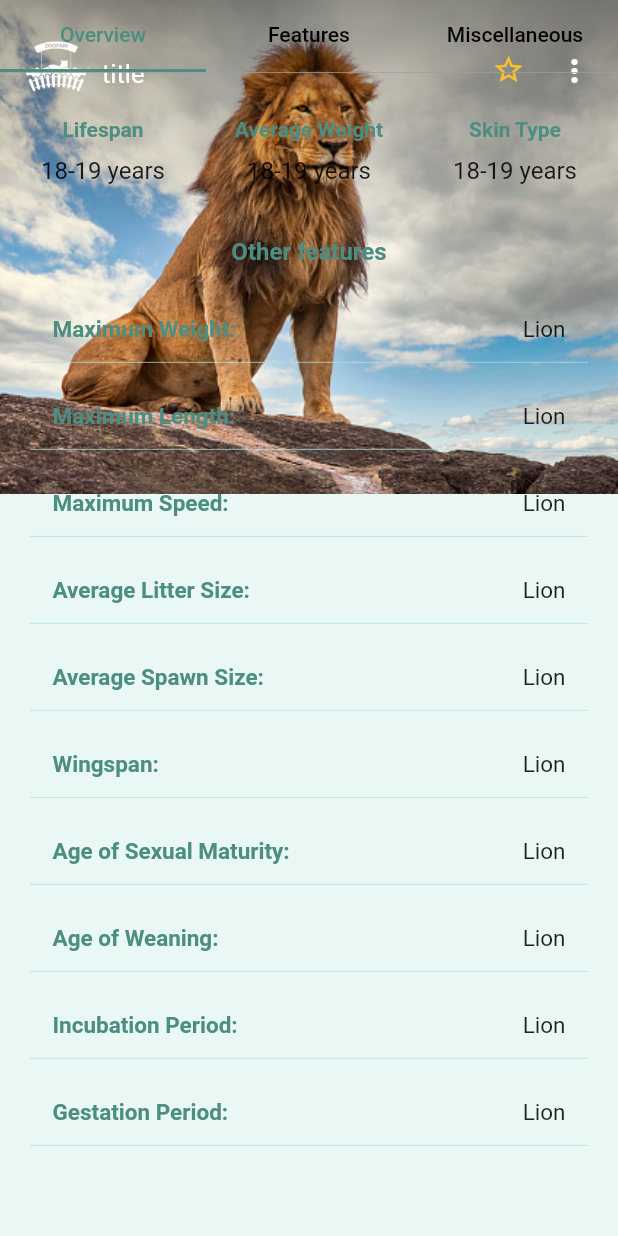
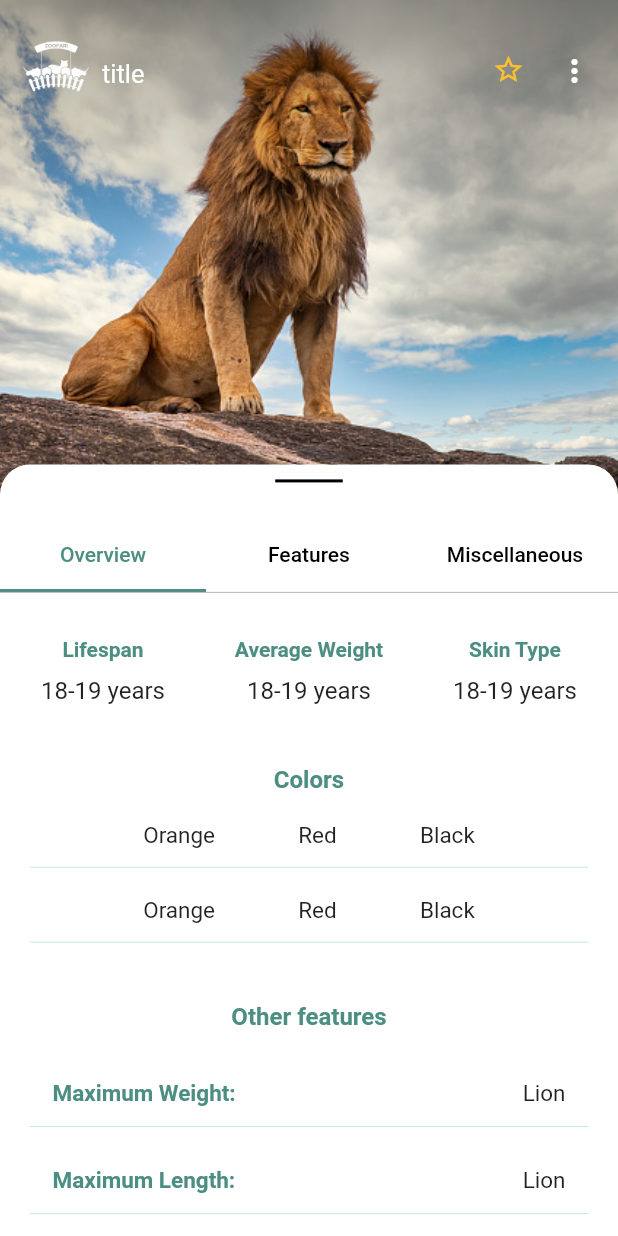
Before and after one commit to NaimaHasan/Zoofari, a Flutter app: the screen it shows after launch, swiped to page 2, on a phone screen of 412 x 824 dp. Run offline on Flutter 3.47's test engine with Material 2 defaults, Android fonts, the phone set to English and light mode, and no system bars; Roboto replaces fonts that are missing (Quicksand).

Commit message:
Added custom drawer. Fixed the glitch in detail drawer. Added color field in detail features. Improved detail overview screen

```diff
--- a/lib/View/Auxiliary/AnimalDetails/DetailDrawer.dart
+++ b/lib/View/Auxiliary/AnimalDetails/DetailDrawer.dart
@@ -1,7 +1,7 @@
-import 'package:bottom_drawer/bottom_drawer.dart';
 import 'package:flutter/material.dart';
 import 'package:zoofari/View/Auxiliary/AnimalDetails/DetailFeatures.dart';
 import 'package:zoofari/View/Auxiliary/AnimalDetails/DetailOverview.dart';
+import 'package:zoofari/View/Auxiliary/Helpers/CustomBottomDrawer.dart';
 
 import 'DetailMiscellaneous.dart';
 
@@ -13,8 +13,15 @@ class DetailDrawer extends StatefulWidget {
 }
 
 class _DetailDrawerState extends State<DetailDrawer> {
-  final BottomDrawerController controller = BottomDrawerController();
+  final CustomBottomDrawerController controller =
+      CustomBottomDrawerController();
   late PageController _pageController;
+  List<ScrollController> scrollControllers = [
+    ScrollController(),
+    ScrollController(),
+    ScrollController(),
+    ScrollController(),
+  ];
 
   @override
   void initState() {
@@ -23,19 +30,16 @@ class _DetailDrawerState extends State<DetailDrawer> {
   }
 
   Widget build(BuildContext context) {
-    return BottomDrawer(
+    return CustomBottomDrawer(
+      scrollControllers: scrollControllers,
+      pageController: _pageController,
       cornerRadius: 20,
       header: Padding(
         padding: EdgeInsets.only(top: 10, bottom: 25),
-        child: GestureDetector(
-          onVerticalDragStart: (_) {
-            controller.open();
-          },
-          child: Container(
-            height: 2,
-            width: 45,
-            color: Colors.black,
-          ),
+        child: Container(
+          height: 2,
+          width: 45,
+          color: Colors.black,
         ),
       ),
       body: DefaultTabController(
@@ -59,7 +63,8 @@ class _DetailDrawerState extends State<DetailDrawer> {
               ),
             ),
             Container(
-              height: MediaQuery.of(context).size.height - 90, //height of TabBarView
+              height: MediaQuery.of(context).size.height -
+                  90, //height of TabBarView
               decoration: BoxDecoration(
                 border: Border(
                   top: BorderSide(color: Colors.grey, width: 0.5),
@@ -69,9 +74,9 @@ class _DetailDrawerState extends State<DetailDrawer> {
                 physics: NeverScrollableScrollPhysics(),
                 controller: _pageController,
                 children: <Widget>[
-                  DetailOverview(),
-                  DetailFeatures(),
-                  DetailMiscellaneous(),
+                  DetailOverview(controller: scrollControllers[0],),
+                  DetailFeatures(controller: scrollControllers[1]),
+                  DetailMiscellaneous(controller: scrollControllers[0]),
                 ],
               ),
             )
--- a/lib/View/Auxiliary/AnimalDetails/DetailFeatures.dart
+++ b/lib/View/Auxiliary/AnimalDetails/DetailFeatures.dart
@@ -2,7 +2,9 @@ import 'package:flutter/material.dart';
 import 'package:zoofari/View/Auxiliary/AnimalDetails/DetailItems.dart';
 
 class DetailFeatures extends StatelessWidget {
-  const DetailFeatures({Key? key}) : super(key: key);
+  const DetailFeatures({required this.controller, Key? key}) : super(key: key);
+  final ScrollController controller;
+
   static List<String> otherFeaturelist = [
     'Maximum Weight:',
     'Maximum Length:',
@@ -21,14 +23,18 @@ class DetailFeatures extends StatelessWidget {
     'Skin Type',
   ];
   static List<String> colorList = [
-    'Orange, ',
-    'Red, ',
+    'Orange',
+    'Red',
+    'Black',
+    'Orange',
+    'Red',
     'Black',
   ];
 
   @override
   Widget build(BuildContext context) {
     return SingleChildScrollView(
+      controller: controller,
       child: Column(
         children: [
           Container(
@@ -78,9 +84,64 @@ class DetailFeatures extends StatelessWidget {
               shrinkWrap: true,
             ),
           ),
-
           Container(
-            height: 35,
+            height: 40,
+          ),
+          Container(
+            height: 30,
+            child: Text(
+              'Colors',
+              style: TextStyle(
+                fontSize: 16,
+                fontWeight: FontWeight.bold,
+                color: Color(0xFF4c8e82),
+              ),
+            ),
+          ),
+          ListView.builder(
+            physics: NeverScrollableScrollPhysics(),
+            padding: EdgeInsets.zero,
+            itemBuilder: (ctx, index) {
+              return Padding(
+                padding: EdgeInsets.symmetric(horizontal: 20, vertical: 4),
+                child: Column(
+                  children: [
+                    Padding(
+                      padding:
+                          EdgeInsets.symmetric(horizontal: 15, vertical: 4),
+                      child: Row(
+                        mainAxisAlignment: MainAxisAlignment.spaceBetween,
+                        children: [
+                          Container(width: 5),
+                          Text(
+                            colorList[index * 3],
+                            style: TextStyle(fontSize: 15),
+                          ),
+                          Text(
+                            colorList[index * 3 + 1],
+                            style: TextStyle(fontSize: 15),
+                          ),
+                          Text(
+                            colorList[index * 3 + 2],
+                            style: TextStyle(fontSize: 15),
+                          ),
+                          Container(width: 5),
+                        ],
+                      ),
+                    ),
+                    Divider(
+                      color: Colors.teal.shade100,
+                      thickness: 0.5,
+                    ),
+                  ],
+                ),
+              );
+            },
+            itemCount: colorList.length ~/ 3,
+            shrinkWrap: true,
+          ),
+          Container(
+            height: 28,
           ),
           Container(
             height: 40,
--- /dev/null
+++ b/lib/View/Auxiliary/Helpers/CustomBottomDrawer.dart
@@ -0,0 +1,315 @@
+import 'package:flutter/gestures.dart';
+import 'package:flutter/material.dart';
+
+/// Created by GP
+/// 2020/11/25.
+
+/// drawer controller.
+class CustomBottomDrawerController {
+  /// open drawer.
+  void open() {
+    _handler?.call(true);
+  }
+
+  /// close drawer.
+  void close() {
+    _handler?.call(false);
+  }
+
+  void Function(bool open)? _handler;
+}
+
+/// bottom drawer.
+class CustomBottomDrawer extends StatefulWidget {
+  CustomBottomDrawer({
+    Key? key,
+    required this.header,
+    required this.body,
+    required this.headerHeight,
+    required this.drawerHeight,
+    this.color = Colors.white,
+    this.cornerRadius = 12,
+    this.boxShadow = const [],
+    this.duration = const Duration(milliseconds: 250),
+    this.followTheBody = true,
+    this.controller,
+    this.callback,
+    required this.scrollControllers,
+    required this.pageController,
+  });
+
+  @override
+  _CustomBottomDrawerState createState() => _CustomBottomDrawerState();
+
+  final List<ScrollController> scrollControllers;
+  final PageController pageController;
+
+  /// drawer header.
+  final Widget header;
+
+  /// drawer body.
+  final Widget body;
+
+  /// drawer header height.
+  final double headerHeight;
+
+  /// drawer total height.
+  final double drawerHeight;
+
+  /// drawer color.
+  final Color color;
+
+  /// drawer corner radius.
+  final double cornerRadius;
+
+  /// drawer animation duration.
+  final Duration duration;
+
+  /// drawer box shadow.
+  final List<BoxShadow> boxShadow;
+
+  /// If configured as true,
+  /// When the drawer is open, the body slides to the top, and then slides down, the drawer will automatically close.
+  /// When the drawer is closed, the body slides up and the drawer will automatically open.
+  final bool followTheBody;
+
+  /// drawer controller.
+  final CustomBottomDrawerController? controller;
+
+  /// drawer status callback.
+  final Function(bool opened)? callback;
+}
+
+class _CustomBottomDrawerState extends State<CustomBottomDrawer>
+    with TickerProviderStateMixin {
+  @override
+  void initState() {
+    super.initState();
+
+    animationController = AnimationController(
+      vsync: this,
+      duration: widget.duration,
+    );
+
+    widget.controller?._handler = (open) {
+      if (open)
+        this.open(false);
+      else
+        this.close(false);
+    };
+  }
+
+  @override
+  void didChangeDependencies() {
+    super.didChangeDependencies();
+    if (mounted) {
+      headerHeight = widget.headerHeight;
+      drawerHeight = widget.drawerHeight;
+      offset = drawerHeight - headerHeight;
+    }
+  }
+
+  @override
+  void dispose() {
+    animationController.dispose();
+    super.dispose();
+  }
+
+  @override
+  Widget build(BuildContext context) {
+    return Container(
+      width: double.infinity,
+      height: double.infinity,
+      alignment: Alignment.bottomCenter,
+      child: buildSlider(),
+    );
+  }
+
+  Widget buildSlider() {
+    offset = offset.clamp(0.0, drawerHeight - headerHeight);
+    return Transform.translate(
+      offset: Offset(0.0, offset),
+      child: RawGestureDetector(
+        gestures: {
+          VerticalDragGestureRecognizer: getRecognizer(),
+        },
+        child: buildDrawer(),
+      ),
+    );
+  }
+
+  GestureRecognizerFactoryWithHandlers<VerticalDragGestureRecognizer>
+      getRecognizer() {
+    return GestureRecognizerFactoryWithHandlers<VerticalDragGestureRecognizer>(
+      _buildVerticalDragGestureRecognizerConstructor,
+      _buildVerticalDragGestureRecognizerInitializer,
+    );
+  }
+
+  VerticalDragGestureRecognizer
+      _buildVerticalDragGestureRecognizerConstructor() {
+    return VerticalDragGestureRecognizer();
+  }
+
+  void _buildVerticalDragGestureRecognizerInitializer(
+      VerticalDragGestureRecognizer gestureRecognizer) {
+    gestureRecognizer
+      ..onStart = onDragStart
+      ..onUpdate = onDragUpdate
+      ..onEnd = onDragEnd;
+  }
+
+  void onDragStart(DragStartDetails details) {
+    lastDrag = details.globalPosition.dy;
+    lastDragOffset = 0;
+    totalDragOffset = 0;
+  }
+
+  void onDragUpdate(DragUpdateDetails details) {
+    lastDragOffset = details.globalPosition.dy - lastDrag;
+    totalDragOffset += lastDragOffset;
+    offset = offset + details.delta.dy;
+    lastDrag = details.globalPosition.dy;
+  }
+
+  void onDragEnd(DragEndDetails details) {
+    if (lastDragOffset < 0) {
+      open();
+    } else if (lastDragOffset > 0) {
+      close();
+    } else {
+      if (totalDragOffset < 0) {
+        open();
+      } else if (totalDragOffset > 0) {
+        close();
+      }
+    }
+  }
+
+  Widget buildDrawer() {
+    return ConstrainedBox(
+      constraints: BoxConstraints(
+        maxHeight: drawerHeight,
+        minHeight: headerHeight,
+      ),
+      child: Container(
+        decoration: BoxDecoration(
+          color: widget.color,
+          borderRadius: BorderRadius.only(
+            topLeft: Radius.circular(widget.cornerRadius),
+            topRight: Radius.circular(widget.cornerRadius),
+          ),
+          boxShadow: widget.boxShadow,
+        ),
+        child: Column(
+          children: [
+            widget.header,
+            Expanded(
+              child: NotificationListener(
+                onNotification: (Notification notification) =>
+                    handleScrollNotification(notification),
+                child: widget.body,
+              ),
+            ),
+          ],
+        ),
+      ),
+    );
+  }
+
+  bool handleScrollNotification(Notification notification) {
+    if (widget.followTheBody)
+      switch (notification.runtimeType) {
+        case ScrollStartNotification:
+          ScrollStartNotification scrollNotification =
+              notification as ScrollStartNotification;
+          ScrollMetrics metrics = scrollNotification.metrics;
+          scrollOffset = metrics.pixels;
+          scrollAtEdge = metrics.atEdge;
+          return true;
+        case ScrollUpdateNotification:
+          ScrollUpdateNotification scrollNotification =
+              notification as ScrollUpdateNotification;
+          ScrollMetrics metrics = scrollNotification.metrics;
+          double pixels = metrics.pixels;
+          double flag = pixels - scrollOffset;
+          if (flag > 0 && !opened) open();
+          return true;
+        case ScrollEndNotification:
+          return true;
+        case OverscrollNotification:
+          OverscrollNotification scrollNotification =
+              notification as OverscrollNotification;
+          ScrollMetrics metrics = scrollNotification.metrics;
+          double pixels = metrics.pixels;
+          double flag = pixels - scrollOffset;
+          if (scrollOffset == 0.0 && flag == 0.0 && scrollAtEdge && opened)
+            close();
+          return true;
+      }
+    return false;
+  }
+
+  void open([bool? callback]) {
+    if (!opened) {
+      double end = 0;
+      double? start = offset;
+      slide(start, end, callback ?? true);
+    }
+  }
+
+  void close([bool? callback]) {
+    //print(widget.pageController.page!.toInt());
+    //print(widget.scrollControllers[widget.pageController.page!.toInt()].offset);
+    if (widget.scrollControllers[widget.pageController.page!.toInt()].offset ==
+        widget.scrollControllers[widget.pageController.page!.toInt()]
+            .initialScrollOffset) {
+      if (opened) {
+        double end = drawerHeight - headerHeight;
+        double? start = offset;
+        slide(start, end, callback ?? true);
+      }
+    }
+  }
+
+  void slide(double? start, double end, bool callback) {
+    opened = end == 0.0;
+
+    if (callback) widget.callback?.call(opened);
+
+    CurvedAnimation curve = new CurvedAnimation(
+      parent: animationController,
+      curve: Curves.easeOut,
+    );
+
+    animation = Tween(
+      begin: start,
+      end: end,
+    ).animate(curve)
+      ..addListener(() {
+        setState(() {
+          offset = animation.value;
+        });
+      });
+
+    animationController.reset();
+    animationController.forward();
+  }
+
+  bool opened = false;
+
+  late double headerHeight;
+  late double drawerHeight;
+
+  double offset = 0.0;
+
+  late double lastDrag;
+  late double lastDragOffset;
+  late double totalDragOffset;
+
+  double scrollOffset = 0.0;
+  bool scrollAtEdge = false;
+
+  late Animation<double> animation;
+  late AnimationController animationController;
+}
--- a/lib/main.dart
+++ b/lib/main.dart
@@ -8,7 +8,7 @@ import 'View/Screens/FavoriteScreen.dart';
 import 'View/Screens/HomeScreen.dart';
 
 void main() {
-  runApp(const MyApp());
+  runApp( const MyApp() );
 }
 
 class MyApp extends StatelessWidget {
@@ -36,7 +36,6 @@ class MyApp extends StatelessWidget {
         backgroundColor: const Color(0xFFe9f8f5),
         dividerColor: Color(0xFF4c8e82),
         fontFamily: 'Quicksand',
-
       ),
       routes: {
         HomeScreen.routeName: (ctx) => HomeScreen(),
--- a/pubspec.yaml
+++ b/pubspec.yaml
@@ -30,6 +30,7 @@ dependencies:
   # Use with the CupertinoIcons class for iOS style icons.
   cupertino_icons: ^1.0.4
   google_fonts: ^2.3.1
+  provider: ^6.0.2
   # flutter_tts: ^3.3.3
 
 dev_dependencies:
```
Also changed, not shown: lib/View/Auxiliary/AnimalDetails/DetailMiscellaneous.dart (+7 -2 lines), lib/View/Auxiliary/AnimalDetails/DetailOverview.dart (+8 -1 lines), pubspec.lock.
